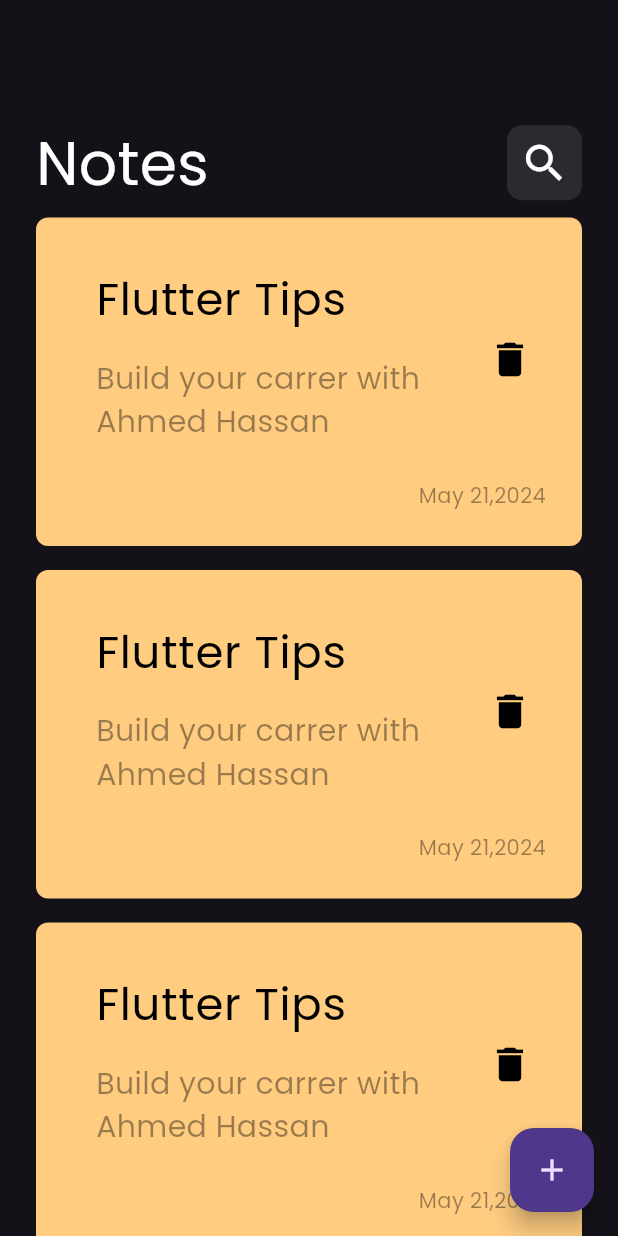
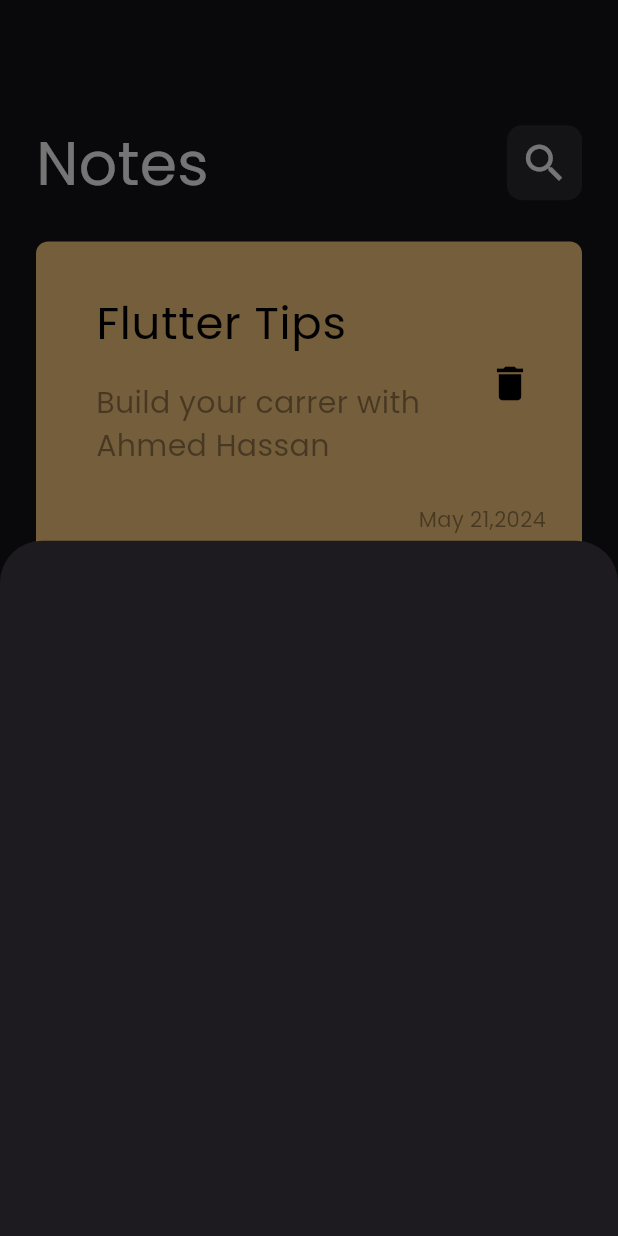
Before and after one commit to Ahmed22-Hassan/notes_app, a Flutter app: the screen it shows after launch, after a tap on the "add" icon, on a phone screen of 412 x 824 dp. Run offline on Flutter 3.47's test engine with Material 3 defaults, Android fonts, the phone set to English and light mode, and no system bars.

Commit message:
create notesmodesheet

```diff
--- a/lib/views/notes_view.dart
+++ b/lib/views/notes_view.dart
@@ -1,4 +1,5 @@
 import 'package:flutter/material.dart';
+import 'package:notes_app/views/widgets/notes_mode_sheet.dart';
 import 'package:notes_app/views/widgets/notes_view_bar.dart';
 
 class NotesView extends StatelessWidget {
@@ -8,7 +9,14 @@ class NotesView extends StatelessWidget {
   Widget build(BuildContext context) {
     return Scaffold(
       floatingActionButton: FloatingActionButton(
-        onPressed: () {},
+        onPressed: () {
+          showModalBottomSheet(
+            context: context,
+            builder: (context) {
+              return NotesModeSheet();
+            },
+          );
+        },
         child: const Icon(
           Icons.add,
         ),
--- a/lib/views/widgets/notes_list_view.dart
+++ b/lib/views/widgets/notes_list_view.dart
@@ -6,11 +6,16 @@ class NotesListView extends StatelessWidget {
 
   @override
   Widget build(BuildContext context) {
-    return ListView.builder(itemBuilder: (context, index) {
-      return const Padding(
-        padding: EdgeInsets.symmetric(vertical: 8),
-        child: NoteItem(),
-      );
-    });
+    return Padding(
+      padding: const EdgeInsets.symmetric(vertical: 16),
+      child: ListView.builder(
+          padding: EdgeInsets.zero,
+          itemBuilder: (context, index) {
+            return const Padding(
+              padding: EdgeInsets.symmetric(vertical: 8),
+              child: NoteItem(),
+            );
+          }),
+    );
   }
 }
--- /dev/null
+++ b/lib/views/widgets/notes_mode_sheet.dart
@@ -0,0 +1,10 @@
+import 'package:flutter/material.dart';
+
+class NotesModeSheet extends StatelessWidget {
+  const NotesModeSheet({super.key});
+
+  @override
+  Widget build(BuildContext context) {
+    return Container();
+  }
+}
```
